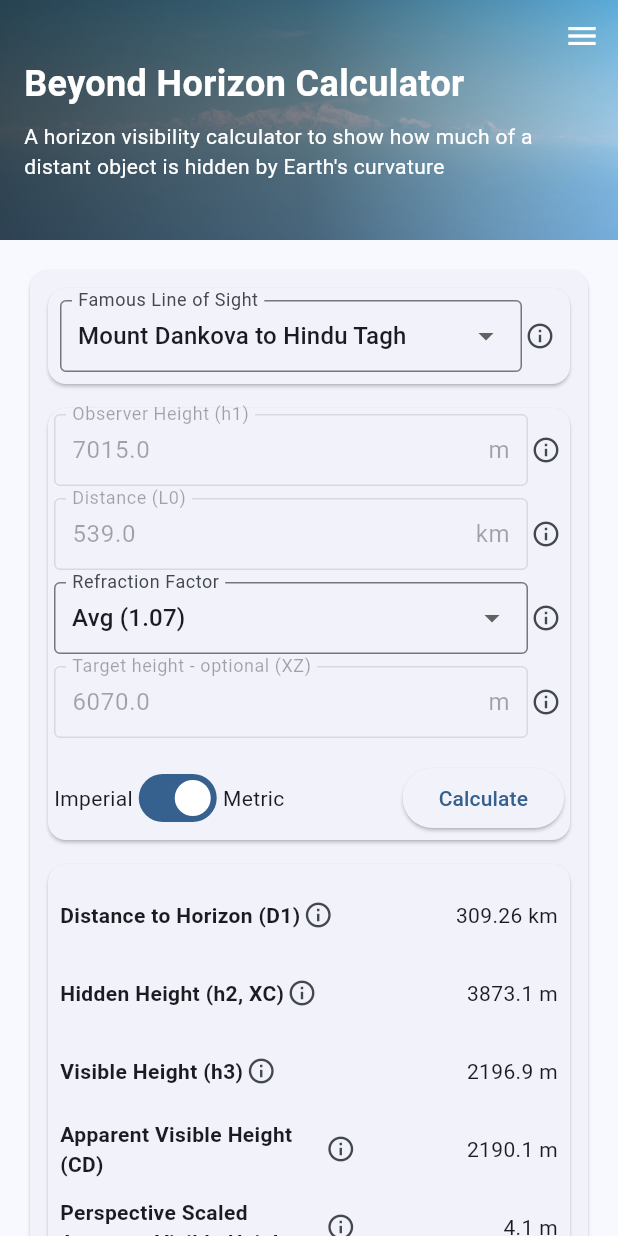
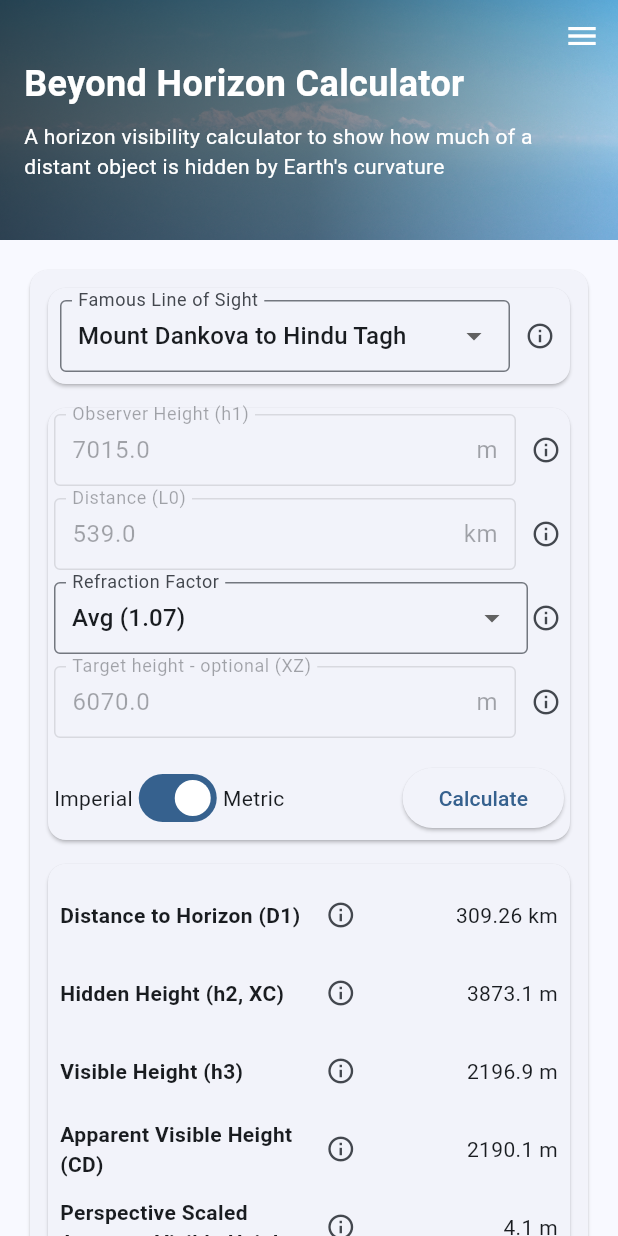
Before and after one commit to zartyblartfast/beyondHorizonCalc, a Flutter app: the screen it shows after launch, on a phone screen of 412 x 824 dp. Run offline on Flutter 3.47's test engine with Material 3 defaults, Android fonts, the phone set to English and light mode, and no system bars; our stand-ins replace flutter_html, flutter_svg; missing offline and left inert: dart:html; project files that could hold a hidden picture were left out.

Commit message:
Fine-tune layout: Fix preset dropdown width, icon spacing, and alignment

```diff
--- a/lib/widgets/calculator/input_fields.dart
+++ b/lib/widgets/calculator/input_fields.dart
@@ -185,6 +185,7 @@ class InputFields extends StatelessWidget {
                 onFieldSubmitted: (_) => onCalculate(),
               ),
             ),
+            const SizedBox(width: 8),
             SizedBox(
               width: 24,
               height: isMobile ? 40 : 48,
--- a/lib/widgets/calculator/preset_selector.dart
+++ b/lib/widgets/calculator/preset_selector.dart
@@ -59,9 +59,12 @@ class _PresetSelectorState extends State<PresetSelector> {
                   crossAxisAlignment: CrossAxisAlignment.center,
                   children: [
                     Expanded(
+                      child: Container(
+                        width: double.infinity,
                         child: _isLoading
                             ? const Center(child: CircularProgressIndicator())
                             : DropdownButtonFormField<LineOfSightPreset>(
+                                isExpanded: true,
                                 value: widget.selectedPreset,
                                 decoration: InputDecoration(
                                   labelText: 'Famous Line of Sight',
@@ -87,6 +90,8 @@ class _PresetSelectorState extends State<PresetSelector> {
                                 onChanged: widget.onPresetChanged,
                               ),
                       ),
+                    ),
+                    const SizedBox(width: 8),
                     SizedBox(
                       width: 24,
                       height: isNarrow ? 40 : 48,
--- a/lib/widgets/calculator/results_display.dart
+++ b/lib/widgets/calculator/results_display.dart
@@ -64,12 +64,13 @@ class ResultsDisplay extends StatelessWidget {
                 child: Row(
                   crossAxisAlignment: CrossAxisAlignment.center,
                   children: [
-                    Flexible(
+                    Expanded(
                       child: Text(
                         label,
                         style: const TextStyle(fontWeight: FontWeight.bold),
                       ),
                     ),
+                    const SizedBox(width: 8),  // Consistent spacing
                     SizedBox(
                       width: 24,
                       child: Center(
```
Lines whose indentation alone changed are shown as unchanged.
